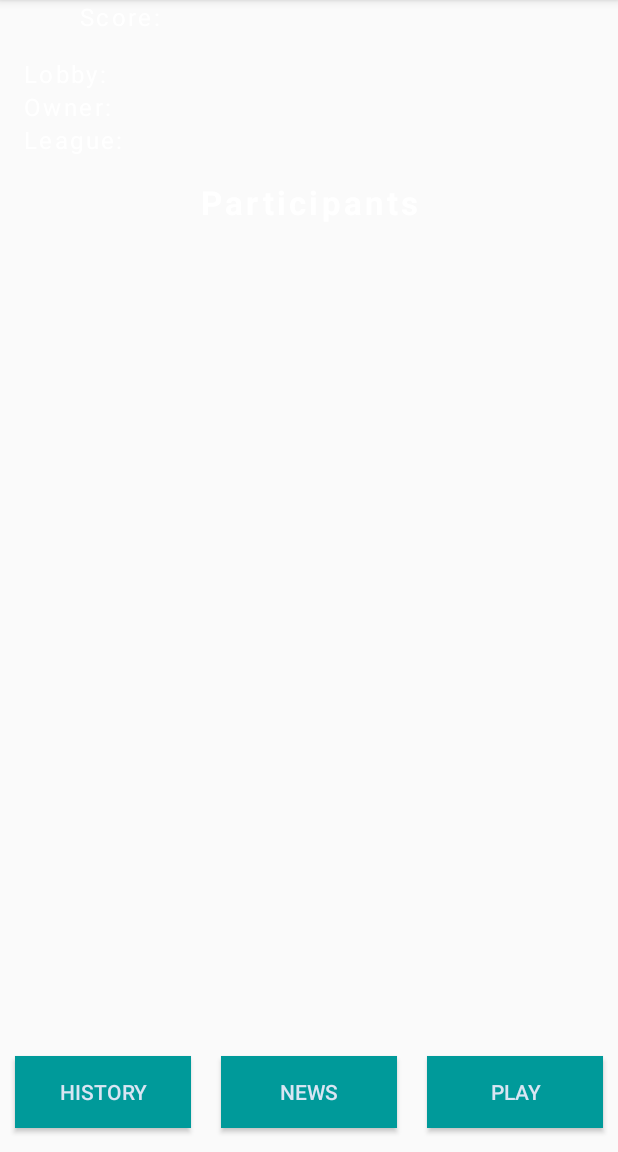
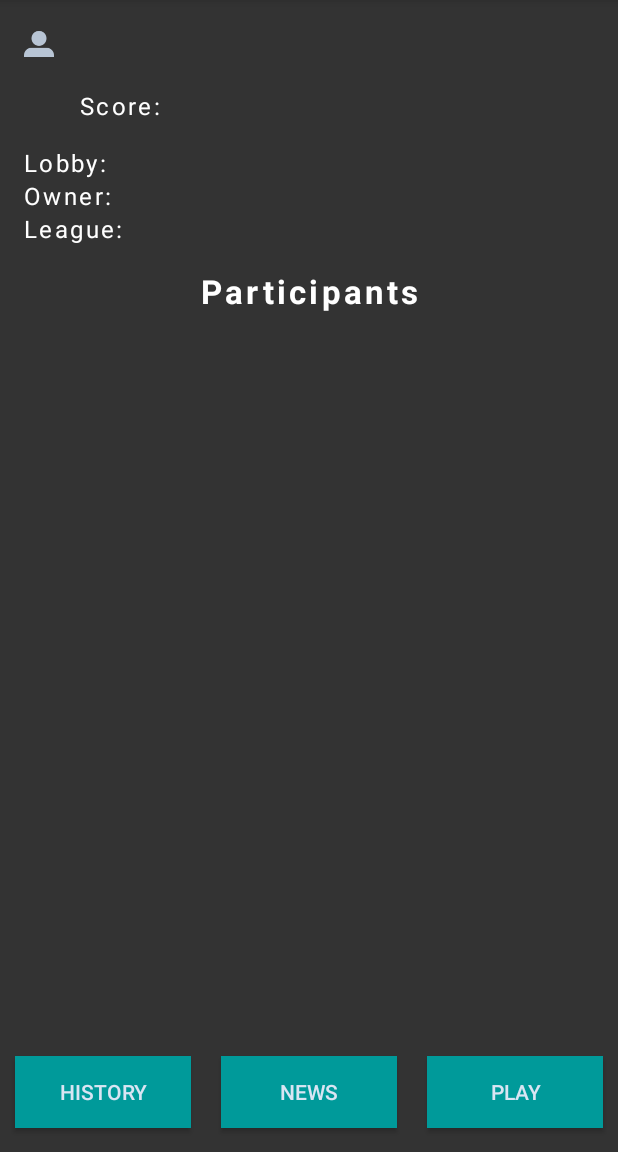
Before and after one commit to Juanca17/QuinelApp, an Android app: the fragment LobbyActive shown on its own in the app's theme, on a phone screen of 412 x 824 dp, the part 84-1236 px from its top. Run offline under Robolectric (Android 15) with nearby library versions, the phone set to English and light mode, and no system bars; our stand-ins replace Firebase (no records; nobody signed in at launch, a user with empty details on screens opened directly).

Commit message:
Merging in progress
Signed-off-by: Drag <ale_guereca_valdivia@hotmail.com>

```diff
--- a/app/src/main/java/moviles2018itesm/quinelapp/Create.java
+++ b/app/src/main/java/moviles2018itesm/quinelapp/Create.java
@@ -33,7 +33,7 @@ public class Create extends AppCompatActivity {
         lobbyName = (TextView)findViewById(R.id.lobbyName);
         leagueInput = (TextView)findViewById(R.id.leagueInput);
         participantsNumber = (TextView)findViewById(R.id.participansNumber);
-        gameid = findViewById(R.id.gameid);
+        //gameid = findViewById(R.id.gameid);
         submit = (Button)findViewById(R.id.submit);
 
         final FirebaseUser currentUser = FirebaseAuth.getInstance().getCurrentUser();
@@ -65,7 +65,7 @@ public class Create extends AppCompatActivity {
                 newRef.setValue(game);
                 database.getReference("users").child(currentUser.getUid()).child("game").setValue(postId);
 
-                gameid.setText("Lobby created. Lobby ID: \n" + postId);
+                //gameid.setText("Lobby created. Lobby ID: \n" + postId);
                 ClipboardManager clipboard = (ClipboardManager) getSystemService(Context.CLIPBOARD_SERVICE);
                 ClipData clip = ClipData.newPlainText("text label", postId);
                 clipboard.setPrimaryClip(clip);
--- a/app/src/main/java/moviles2018itesm/quinelapp/LobbyActive.java
+++ b/app/src/main/java/moviles2018itesm/quinelapp/LobbyActive.java
@@ -33,7 +33,7 @@ import java.util.ArrayList;
  * A simple {@link Fragment} subclass.
  */
 public class LobbyActive extends Fragment {
-    private TextView userScore, league, owner, lobbyID;
+    private TextView userScore, league, owner, lobbyID, userName;
     private Button history, play, news;
     private String leagueString;
     private ListView list;
@@ -61,10 +61,14 @@ public class LobbyActive extends Fragment {
         play = (Button)v.findViewById(R.id.play);
         list = (ListView)v.findViewById(R.id.list);
         news = (Button)v.findViewById(R.id.news);
+        userName = (TextView)v.findViewById(R.id.userName);
+
 
         final FirebaseUser currentUser = FirebaseAuth.getInstance().getCurrentUser();
         final FirebaseDatabase database = FirebaseDatabase.getInstance();
         DatabaseReference myRef = database.getReference("users");
+
+        userName.setText(currentUser.getEmail());
 
         myRef.addValueEventListener(new ValueEventListener() {
             @Override
--- a/app/src/main/java/moviles2018itesm/quinelapp/Login.java
+++ b/app/src/main/java/moviles2018itesm/quinelapp/Login.java
@@ -95,7 +95,7 @@ public class Login extends AppCompatActivity {
                 //HACER EL LOGIN FORZADO AQUI
                 //-----------------------------
                 //-----------------------------
-                Toast.makeText(
+                /*Toast.makeText(
                         this,
                         "USER LOADED: " + properties.getProperty("email"),
                         Toast.LENGTH_SHORT
@@ -122,6 +122,7 @@ public class Login extends AppCompatActivity {
                                 }
                             }
                         });
+                        */
 
             }else{
                 saveProperties();
--- a/app/src/main/res/layout/fragment_lobby_active.xml
+++ b/app/src/main/res/layout/fragment_lobby_active.xml
@@ -2,13 +2,37 @@
     xmlns:tools="http://schemas.android.com/tools"
     android:layout_width="match_parent"
     android:layout_height="match_parent"
+    android:background="@drawable/grdnt"
     tools:context="moviles2018itesm.quinelapp.LobbyActive">
-
     <LinearLayout
         android:layout_width="match_parent"
         android:layout_height="match_parent"
         android:orientation="vertical">
+        <LinearLayout
+            android:layout_width="match_parent"
+            android:layout_height="wrap_content"
+            android:orientation="horizontal"
+            android:padding="16dp"
+            android:id="@+id/linearLayout">
+            <ImageView
+                android:layout_width="20dp"
+                android:layout_height="20dp"
+                android:src="@drawable/usrusr"
+                android:layout_gravity="center"/>
 
+            <TextView
+                android:id="@+id/userName"
+                android:layout_width="match_parent"
+                android:layout_height="wrap_content"
+                android:layout_marginLeft="15dp"
+                android:background="#00000000"
+                android:ems="10"
+                android:letterSpacing="0.1"
+                android:textColor="#fff"
+                android:textColorHint="#d9e5f3"
+                android:textSize="20dp"
+                android:text="User Name "/>
+        </LinearLayout>
         <TextView
             android:id="@+id/score"
             android:layout_width="wrap_content"
--- a/app/src/main/res/layout/participant.xml
+++ b/app/src/main/res/layout/participant.xml
@@ -14,6 +14,7 @@
         android:layout_marginStart="30dp"
         android:layout_marginTop="20dp"
         android:text="Participant Name"
+        android:textColor="#d9e5f3"
         tools:layout_editor_absoluteX="16dp"
         tools:layout_editor_absoluteY="16dp" />
 
@@ -26,6 +27,7 @@
         android:layout_alignParentEnd="true"
         android:layout_marginEnd="47dp"
         android:text="Participant Score"
+        android:textColor="#d9e5f3"
         tools:layout_editor_absoluteX="260dp"
         tools:layout_editor_absoluteY="16dp" />
 </RelativeLayout>
```
Also changed, not shown: 1 other file.
